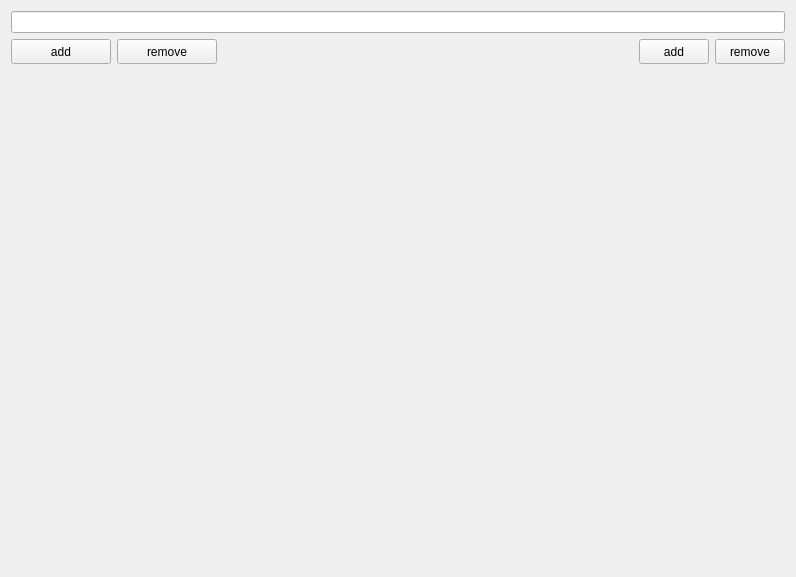
First picture: the form in mainwindow.ui, repository spiritt123/electronic, before the edit.
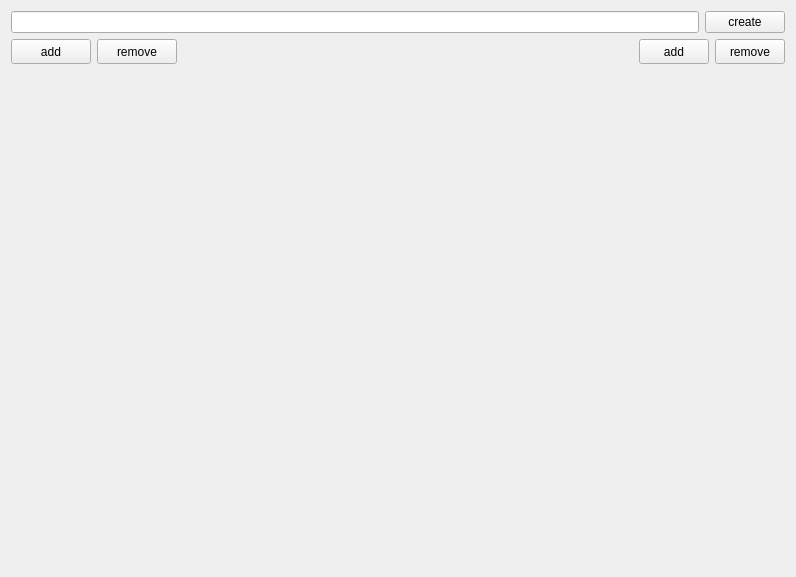
Second picture: the form after the edit.

Commit message: element done, wire 50%

```diff
--- a/mainwindow.ui
+++ b/mainwindow.ui
@@ -12,7 +12,7 @@
   </property>
   <property name="maximumSize">
    <size>
-    <width>796</width>
+    <width>1920</width>
     <height>16777215</height>
    </size>
   </property>
@@ -21,14 +21,25 @@
   </property>
   <widget class="QWidget" name="centralWidget">
    <layout class="QGridLayout" name="gridLayout">
-    <item row="0" column="1">
+    <item row="0" column="0">
      <layout class="QVBoxLayout" name="verticalLayout">
       <item>
-       <widget class="QLineEdit" name="NewNameElement">
-        <property name="enabled">
-         <bool>true</bool>
-        </property>
-       </widget>
+       <layout class="QHBoxLayout" name="horizontalLayout">
+        <item>
+         <widget class="QLineEdit" name="NewNameElement">
+          <property name="enabled">
+           <bool>true</bool>
+          </property>
+         </widget>
+        </item>
+        <item>
+         <widget class="QPushButton" name="pushButton">
+          <property name="text">
+           <string>create</string>
+          </property>
+         </widget>
+        </item>
+       </layout>
       </item>
       <item>
        <layout class="QHBoxLayout" name="Place_layout">
@@ -40,7 +51,7 @@
              <widget class="QPushButton" name="AddInputPin">
               <property name="minimumSize">
                <size>
-                <width>100</width>
+                <width>70</width>
                 <height>25</height>
                </size>
               </property>
@@ -53,7 +64,7 @@
              <widget class="QPushButton" name="RemoveInpuPin">
               <property name="minimumSize">
                <size>
-                <width>100</width>
+                <width>70</width>
                 <height>25</height>
                </size>
               </property>
@@ -64,8 +75,41 @@
             </item>
            </layout>
           </item>
-          <item alignment="Qt::AlignHCenter|Qt::AlignVCenter">
-           <widget class="QWidget" name="InputPinsList" native="true"/>
+          <item>
+           <spacer name="verticalSpacer_4">
+            <property name="orientation">
+             <enum>Qt::Vertical</enum>
+            </property>
+            <property name="sizeHint" stdset="0">
+             <size>
+              <width>20</width>
+              <height>40</height>
+             </size>
+            </property>
+           </spacer>
+          </item>
+          <item>
+           <widget class="QWidget" name="InputPinsList" native="true">
+            <property name="minimumSize">
+             <size>
+              <width>50</width>
+              <height>50</height>
+             </size>
+            </property>
+           </widget>
+          </item>
+          <item>
+           <spacer name="verticalSpacer_3">
+            <property name="orientation">
+             <enum>Qt::Vertical</enum>
+            </property>
+            <property name="sizeHint" stdset="0">
+             <size>
+              <width>20</width>
+              <height>40</height>
+             </size>
+            </property>
+           </spacer>
           </item>
          </layout>
         </item>
@@ -168,8 +212,8 @@
            <widget class="QWidget" name="OutputPinsList" native="true">
             <property name="minimumSize">
              <size>
-              <width>100</width>
-              <height>100</height>
+              <width>50</width>
+              <height>50</height>
              </size>
             </property>
            </widget>
@@ -191,7 +235,11 @@
         </item>
        </layout>
       </item>
-      <item alignment="Qt::AlignBottom">
+     </layout>
+    </item>
+    <item row="3" column="0">
+     <layout class="QHBoxLayout" name="ListElementsLayout">
+      <item alignment="Qt::AlignLeft|Qt::AlignTop">
        <widget class="QWidget" name="ListElements" native="true">
         <property name="enabled">
          <bool>true</bool>
```
Left out of the diff: 12 changed lines with no effect on the pictures. The commit also changes 3 other files.
